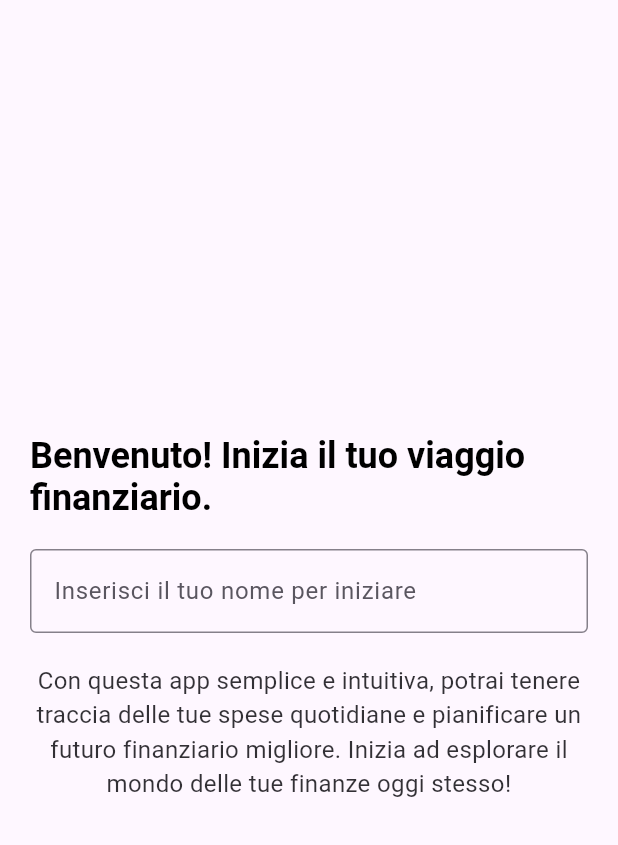
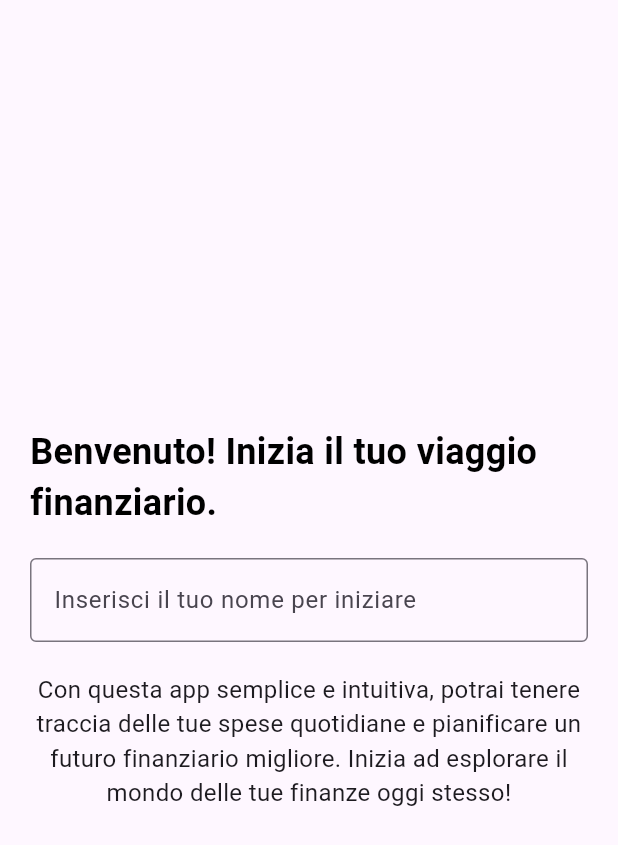
Before and after one commit to alessioandreetto/mobile_programming, a Flutter app: the WelcomePage screen opened directly, on a phone screen of 412 x 824 dp. Shown: the top 845 px of the screen. Run offline on Flutter 3.47's test engine with Material 3 defaults, Android fonts, the phone set to English and light mode, and no system bars; drawn by our look-alikes of animated_text_kit; our stand-ins replace fl_chart, flutter_slidable, reorderable_grid_view, shared_preferences, smooth_page_indicator, sqflite; accounts and stored records are empty.

```diff
--- a/lib/pages/initialPage/welcome_page.dart
+++ b/lib/pages/initialPage/welcome_page.dart
@@ -1,36 +1,8 @@
 import 'package:flutter/material.dart';
-import 'package:animated_text_kit/animated_text_kit.dart';
-import 'package:sqflite/utils/utils.dart';
-import 'first_wallet.dart';
+import 'package:provider/provider.dart';
+import '../../providers/wallet_provider.dart';
 
-
-
-class WelcomePage extends StatefulWidget {
-  @override
-  _WelcomePageState createState() => _WelcomePageState();
-}
-
-class _WelcomePageState extends State<WelcomePage> with SingleTickerProviderStateMixin {
-  late AnimationController _controller;
-  late Animation<double> _fadeInAnimation;
-  bool _typingDone = false;
-
-  @override
-  void initState() {
-    super.initState();
-    _controller = AnimationController(
-      vsync: this,
-      duration: Duration(seconds: 1),
-    );
-    _fadeInAnimation = Tween<double>(begin: 0.0, end: 1.0).animate(_controller);
-  }
-
-  @override
-  void dispose() {
-    _controller.dispose();
-    super.dispose();
-  }
-
+class WelcomePage extends StatelessWidget {
   @override
   Widget build(BuildContext context) {
     return Scaffold(
@@ -43,36 +15,27 @@ class _WelcomePageState extends State<WelcomePage> with SingleTickerProviderStat
               child: Column(
                 mainAxisAlignment: MainAxisAlignment.center,
                 children: [
-                  DefaultTextStyle(
-                    style: const TextStyle(
+                  Text(
+                    'Benvenuto! Inizia il tuo viaggio finanziario.',
+                    style: TextStyle(
                       fontSize: 24.0,
                       fontWeight: FontWeight.bold,
                       color: Colors.black,
                     ),
-                    child: AnimatedTextKit(
-                      animatedTexts: [
-                        TyperAnimatedText('Benvenuto! Inizia il tuo viaggio finanziario.'),
-                      ],
-                      totalRepeatCount: 1, // Ripeti solo una volta
-                      onFinished: () {
-                        setState(() {
-                          _typingDone = true;
-                          _controller.forward();
-                        });
-                      },
-                    ),
                   ),
                   SizedBox(height: 20.0),
-                  AnimatedOpacity(
-                    opacity: _typingDone ? 1.0 : 0.0,
-                    duration: Duration(seconds: 1),
-                    child: Column(
+                  Column(
                     children: [
                       TextFormField(
                         decoration: InputDecoration(
                           labelText: 'Inserisci il tuo nome per iniziare',
                           border: OutlineInputBorder(),
                         ),
+                        onChanged: (value) {
+                          // Ottieni un'istanza di WalletProvider e aggiorna il nome dell'account
+                          Provider.of<WalletProvider>(context, listen: false)
+                              .updateAccountName(value);
+                        },
                       ),
                       SizedBox(height: 20.0),
                       Text(
@@ -87,11 +50,9 @@ class _WelcomePageState extends State<WelcomePage> with SingleTickerProviderStat
                       ),
                     ],
                   ),
-                  ),
                 ],
               ),
             ),
-
           ],
         ),
       ),
```
Also changed, not shown: lib/providers/wallet_provider.dart (+6 -6 lines). Lines whose indentation alone changed are shown as unchanged.
